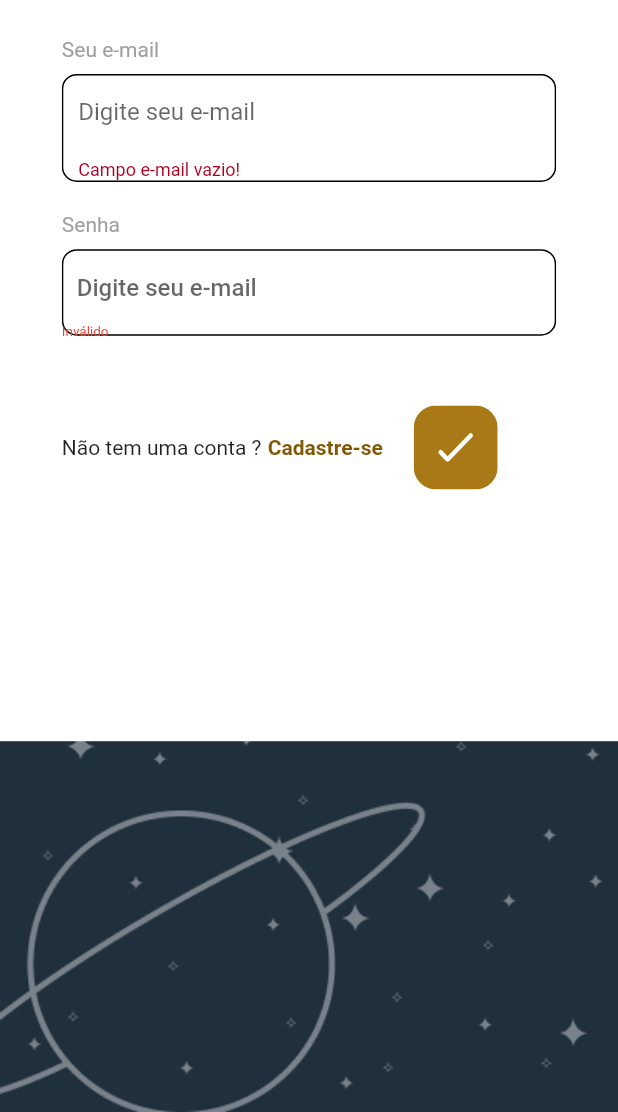
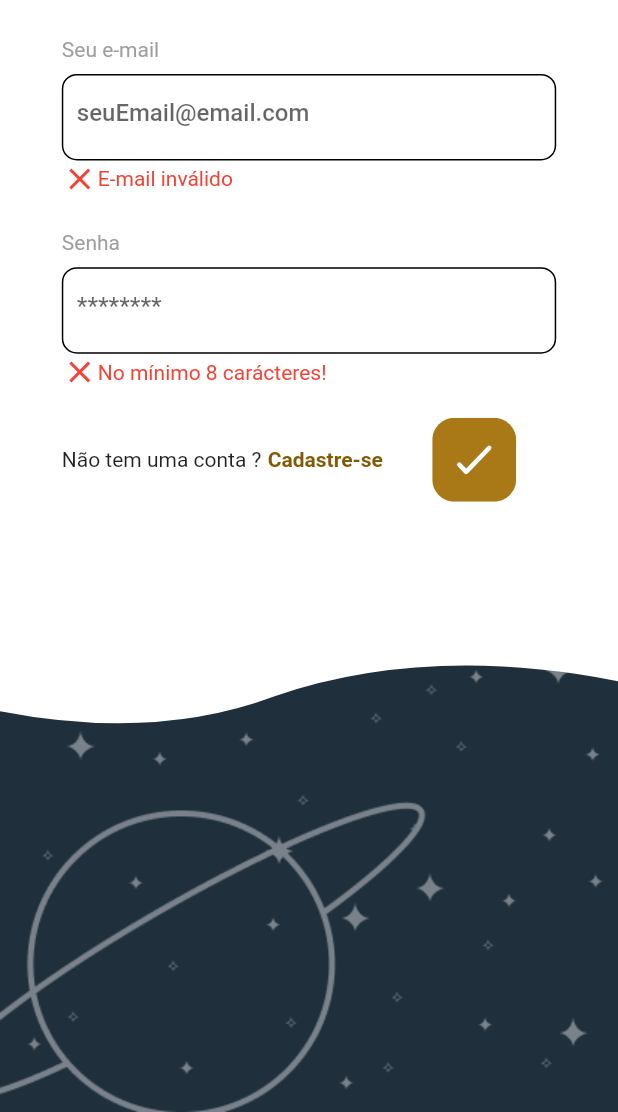
Before and after one commit to ViniciusVicco/lunia, a Flutter app: the screen it shows after launch, after a tap on an icon or button, on a phone screen of 412 x 824 dp, the part 124-1236 px from its top. Run offline on Flutter 3.47's test engine with Material 2 defaults, Android fonts, the phone set to English and light mode, and no system bars; our stand-ins replace flutter_custom_clippers, flutter_svg.

Commit message:
Adequações da mensagem de erro e recorte da tela de fundo

```diff
--- a/lib/screens/comom_widgets/background_widgets/custom_clipper.dart
+++ b/lib/screens/comom_widgets/background_widgets/custom_clipper.dart
@@ -1,24 +1,27 @@
 import 'package:flutter/material.dart';
 
-class ClipHome extends CustomClipper<Path>{
+class ClipPathClass extends CustomClipper<Path> {
   @override
+  Path getClip(Size size) {
+    var path = Path();
+    path.lineTo(0.0, size.height - 30);
 
+    var firstControlPoint = Offset(size.width / 4, size.height);
+    var firstPoint = Offset(size.width / 2, size.height);
+    path.quadraticBezierTo(firstControlPoint.dx, firstControlPoint.dy,
+        firstPoint.dx, firstPoint.dy);
 
-  Path getClip(Size size) {
+    var secondControlPoint = Offset(size.width - (size.width / 4), size.height);
+    var secondPoint = Offset(size.width, size.height - 30);
+    path.quadraticBezierTo(secondControlPoint.dx, secondControlPoint.dy,
+        secondPoint.dx, secondPoint.dy);
 
-    Path path = Path();
-    path.lineTo(0, size.height - 100);
-    path.quadraticBezierTo(
-        size.width / 2, size.height - 45, size.width, size.height - 100);
-    path.lineTo(size.width, 0);
+    path.lineTo(size.width, 0.0);
     path.close();
+
     return path;
-
   }
 
   @override
-  bool shouldReclip(covariant CustomClipper<Path> oldClipper) {
-    return oldClipper != this;
-  }
-
+  bool shouldReclip(CustomClipper<Path> oldClipper) => false;
 }
--- a/lib/screens/comom_widgets/form_field_widget.dart
+++ b/lib/screens/comom_widgets/form_field_widget.dart
@@ -7,7 +7,8 @@ class CustomTextField extends StatelessWidget {
     this.hint,
     this.textInputType,
     this.inputFormatters,
-    this.validator
+    this.validator,
+    this.errorText,
   });
 
   final bool bold;
@@ -15,6 +16,7 @@ class CustomTextField extends StatelessWidget {
   final TextInputType textInputType;
   final List<TextInputFormatter> inputFormatters;
   final FormFieldValidator<String> validator;
+  final String errorText;
 
   @override
   Widget build(BuildContext context) {
@@ -36,7 +38,7 @@ class CustomTextField extends StatelessWidget {
                 ),
                 decoration: InputDecoration(
                   alignLabelWithHint: true,
-                  hintText: "Digite seu e-mail",
+                  hintText: hint,
                   border: InputBorder.none,
                   contentPadding: EdgeInsets.all(10),
                 ),
@@ -46,17 +48,23 @@ class CustomTextField extends StatelessWidget {
                   state.didChange(text);
                 },
               ),
-              Row(
+              Offstage(
+                offstage: !state.hasError,
+                child: Padding(
+                  padding: EdgeInsets.fromLTRB(0, 8, 10, 0),
+                  child: Row(
                     children: [
-                  if(state.hasError)
-                    const Text(
-                      'Inválido',
+                        Icon(Icons.close, color: Colors.red,),
+                        Text(
+                            '$errorText',
                           style: TextStyle(
                             color: Colors.red,
-                        fontSize: 9,
+                            fontSize: 14,
                           ),
                         ),
                     ],
+                  ),
+                ),
               ),
             ],
           ),
--- a/lib/screens/login_screen/login_screen.dart
+++ b/lib/screens/login_screen/login_screen.dart
@@ -1,4 +1,5 @@
 import 'package:flutter/material.dart';
+import 'package:flutter_custom_clippers/flutter_custom_clippers.dart';
 import 'package:flutter_svg/flutter_svg.dart';
 import 'package:lunia/screens/comom_widgets/background_widgets/background_container_widget.dart';
 import 'package:lunia/screens/comom_widgets/background_widgets/custom_clipper.dart';
@@ -43,17 +44,17 @@ class _LoginScreenState extends State<LoginScreen> {
                         )
                     ),
                   ),
-
-
                 ],
               ),
-              Container(
+              ClipPath(
+                clipper: WaveClipperTwo(),
+                child: Container(
                   height: height*0.7,
                   color: Colors.white,
                   //Clipar este cara aqui
                 ),
+              ),
               Center(
-                child: ClipPath(
                 child: Column(
                   children: [
                     SizedBox(
@@ -84,29 +85,27 @@ class _LoginScreenState extends State<LoginScreen> {
                             SizedBox(
                               height: height * 0.01,
                             ),
+                            Stack(
+                              children: [
                                 CustomroundedContainer(
-                                child: TextFormField(
-                                  maxLines: 1,
+                                  height: height * 0.07,
+                                  width: width,
+                                ),
+                                CustomTextField(
+                                  hint: 'seuEmail@email.com',
+                                  errorText: 'E-mail inválido',
                                   validator: (email) {
                                     if (email.isEmpty) {
-                                      return 'Campo e-mail vazio!';
+                                      return 'Campo Vazio!';
                                     }
-                                    if (!email.contains('@')) {
+                                    if (!email.contains('@')&&(!email.contains('.'))) {
                                       return 'E-mail incorreto!';
-                                    }
-                                    if (email.length < 9) {
-                                      return 'E-mail inválido!';
                                     }
                                     return null;
                                   },
-                                  style: TextStyle(color: Colors.black),
-                                  decoration: InputDecoration(
-                                    alignLabelWithHint: true,
-                                    hintText: "Digite seu e-mail",
-                                    border: InputBorder.none,
-                                    contentPadding: EdgeInsets.all(10),
+
                                 ),
-                                ),
+                              ],
                             ),
                             SizedBox(
                               height: height * 0.025,
@@ -122,6 +121,8 @@ class _LoginScreenState extends State<LoginScreen> {
                                   width: width,
                                 ),
                                 CustomTextField(
+                                  hint: "********",
+                                  errorText: 'No mínimo 8 carácteres!',
                                   validator: (password) {
                                     if (password.isEmpty) {
                                       return 'Campo senha vazio!';
@@ -131,12 +132,12 @@ class _LoginScreenState extends State<LoginScreen> {
                                     }
                                     return null;
                                   },
-                                    hint: "Oi",
+
                                 ),
                               ],
                             ),
                             SizedBox(
-                                height: height * 0.05,
+                              height: height * 0.02,
                             ),
                             Row(
                               children: [
@@ -158,7 +159,7 @@ class _LoginScreenState extends State<LoginScreen> {
                                   ),
                                 ),
                                 SizedBox(
-                                    width: width * 0.05,
+                                  width: width * 0.08,
                                 ),
                                 InkWell(
                                   child: GestureDetector(
@@ -184,7 +185,6 @@ class _LoginScreenState extends State<LoginScreen> {
                   ],
                 ),
               ),
-              ),
             ],
           ),
         ),
--- a/pubspec.yaml
+++ b/pubspec.yaml
@@ -29,6 +29,7 @@ dependencies:
   # Use with the CupertinoIcons class for iOS style icons.
   cupertino_icons: ^1.0.0
   flutter_svg: ^0.18.0
+  flutter_custom_clippers: ^1.1.2
 
 
 
```
Also changed, not shown: pubspec.lock. Lines whose indentation alone changed are shown as unchanged.
